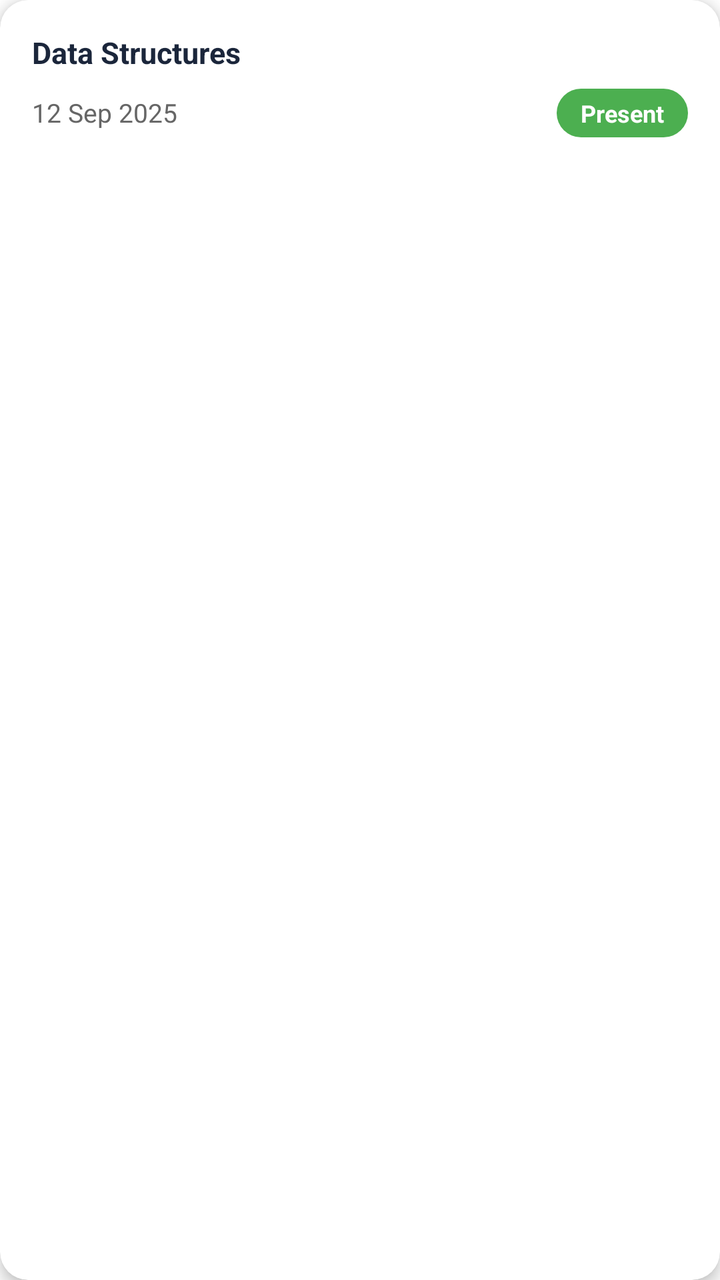
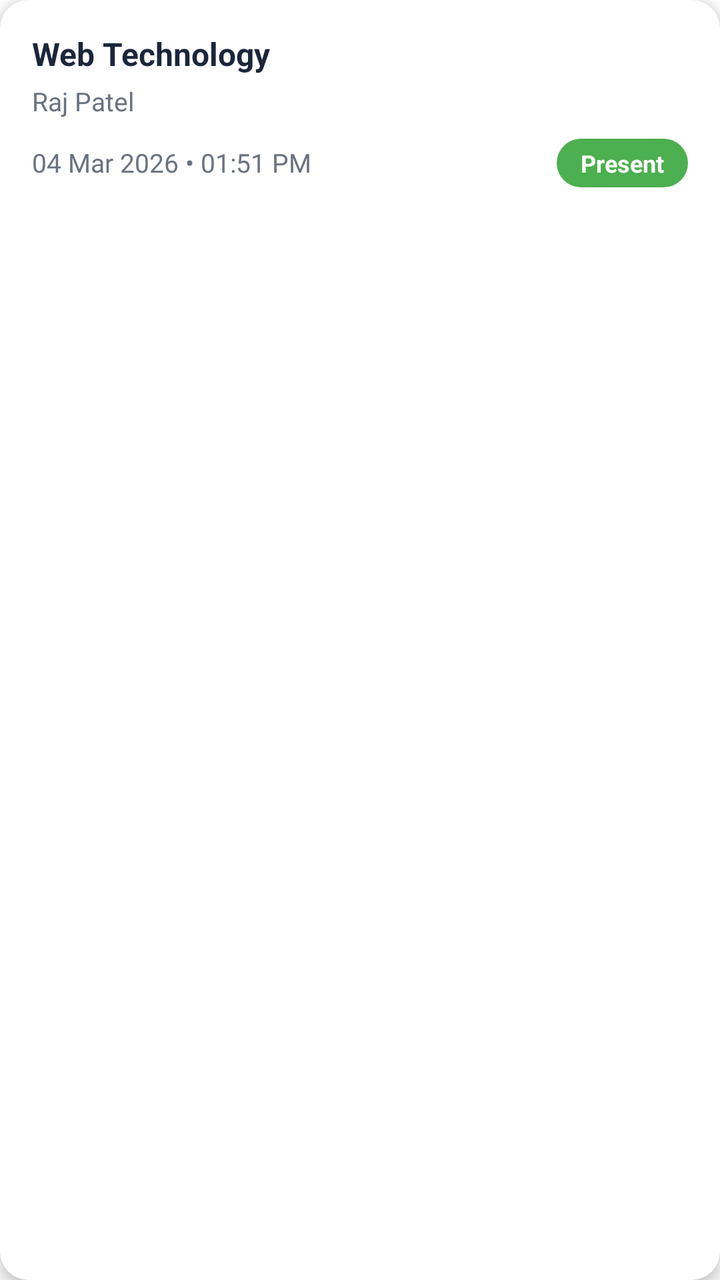

Two renders of the same Android screen: before a commit and after it. Below are the layout's source before the change and the commit's diff.
<!-- AndroidManifest.xml: application theme Theme.SmartAttendance -->
<!-- res/layout/item_attendance.xml -->
<?xml version="1.0" encoding="utf-8"?>
<androidx.cardview.widget.CardView
    xmlns:android="http://schemas.android.com/apk/res/android"
    xmlns:app="http://schemas.android.com/apk/res-auto"
    android:layout_width="match_parent"
    android:layout_height="wrap_content"
    android:layout_marginBottom="12dp"
    app:cardCornerRadius="14dp"
    app:cardElevation="4dp">

    <LinearLayout
        android:layout_width="match_parent"
        android:layout_height="wrap_content"
        android:orientation="vertical"
        android:padding="16dp">

        
        <TextView
            android:id="@+id/tvSubject"
            android:layout_width="wrap_content"
            android:layout_height="wrap_content"
            android:text="Data Structures"
            android:textSize="15sp"
            android:textStyle="bold"
            android:textColor="#1B263B"/>

        
        <LinearLayout
            android:layout_width="match_parent"
            android:layout_height="wrap_content"
            android:orientation="horizontal"
            android:layout_marginTop="8dp">

            <TextView
                android:id="@+id/tvDate"
                android:layout_width="0dp"
                android:layout_height="wrap_content"
                android:layout_weight="1"
                android:text="12 Sep 2025"
                android:textColor="#666666"
                android:textSize="13sp"/>

            <TextView
                android:id="@+id/tvStatus"
                android:layout_width="wrap_content"
                android:layout_height="wrap_content"
                android:text="Present"
                android:textStyle="bold"
                android:paddingHorizontal="12dp"
                android:paddingVertical="4dp"
                android:textSize="12sp"
                android:textColor="@android:color/white"
                android:background="@drawable/bg_status_present"/>
        </LinearLayout>


    </LinearLayout>
</androidx.cardview.widget.CardView>
<!-- resources referenced by this layout -->
<resources>
  <!-- drawable bg_status_present (drawable) -->
  <shape xmlns:android="http://schemas.android.com/apk/res/android">
      <solid android:color="#4CAF50"/>
      <corners android:radius="50dp"/>
  </shape>
  <style name="Theme.SmartAttendance" parent="Theme.MaterialComponents.Light.NoActionBar">
  
          <item name="colorPrimary">@color/primary_blue</item>
          <item name="colorOnPrimary">@android:color/white</item>
  
          
          <item name="colorControlActivated">@color/primary_blue</item>
      </style>
  <color name="primary_blue">#1B263B</color>
</resources>

<!-- the commit's change to res/layout/item_attendance.xml (unified diff, before → after) -->
@@ -14,30 +14,37 @@
         android:orientation="vertical"
         android:padding="16dp">
 
-        
         <TextView
             android:id="@+id/tvSubject"
             android:layout_width="wrap_content"
             android:layout_height="wrap_content"
-            android:text="Data Structures"
-            android:textSize="15sp"
+            android:text="Web Technology"
+            android:textSize="16sp"
             android:textStyle="bold"
             android:textColor="#1B263B"/>
 
-        
+        <TextView
+            android:id="@+id/tvTeacher"
+            android:layout_width="wrap_content"
+            android:layout_height="wrap_content"
+            android:text="Raj Patel"
+            android:textSize="13sp"
+            android:textColor="#6B7280"
+            android:layout_marginTop="4dp"/>
+
         <LinearLayout
             android:layout_width="match_parent"
             android:layout_height="wrap_content"
             android:orientation="horizontal"
-            android:layout_marginTop="8dp">
+            android:layout_marginTop="10dp">
 
             <TextView
                 android:id="@+id/tvDate"
                 android:layout_width="0dp"
                 android:layout_height="wrap_content"
                 android:layout_weight="1"
-                android:text="12 Sep 2025"
-                android:textColor="#666666"
+                android:text="04 Mar 2026 • 01:51 PM"
+                android:textColor="#6B7280"
                 android:textSize="13sp"/>
 
             <TextView
@@ -53,6 +60,5 @@
                 android:background="@drawable/bg_status_present"/>
         </LinearLayout>
 
-
     </LinearLayout>
 </androidx.cardview.widget.CardView>
